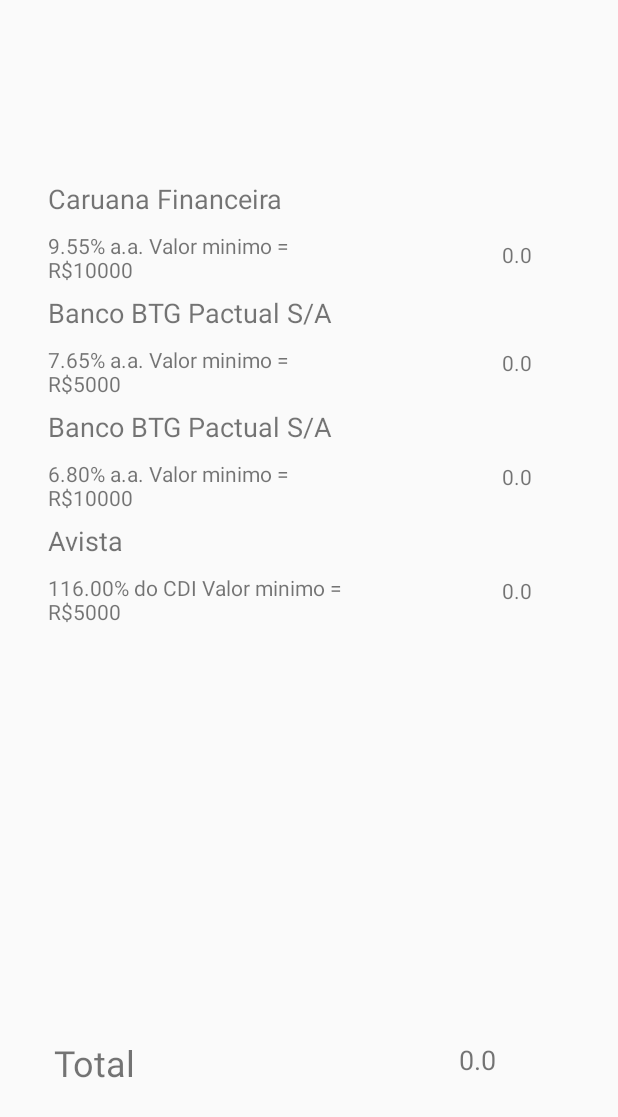
After one commit to brunocmo/Learn-2-Invest, an Android app: the low_portifolio_one screen opened directly, with no data from a screen before it, on a phone screen of 412 x 824 dp. The commit adds this screen. Shown: the top 1117 px of the screen. Run offline under Robolectric (Android 15) with nearby library versions, the phone set to English and light mode, and no system bars; 1 statement that could not run was skipped.

Commit message:
Risco baixo - Portifolio 1

```diff
--- a/telamain/src/main/AndroidManifest.xml
+++ b/telamain/src/main/AndroidManifest.xml
@@ -26,6 +26,8 @@
         </activity>
         <activity android:name=".HighRisk">
         </activity>
+        <activity android:name=".low_portifolio_one">
+        </activity>
     </application>
 
 </manifest>
--- a/telamain/src/main/java/com/a3s/learn2invest/DisplayMessageActivity.java
+++ b/telamain/src/main/java/com/a3s/learn2invest/DisplayMessageActivity.java
@@ -13,6 +13,13 @@ public class DisplayMessageActivity extends AppCompatActivity {
     protected void onCreate(Bundle savedInstanceState) {
         super.onCreate(savedInstanceState);
         setContentView(R.layout.activity_display_message);
+
+        Intent intent = getIntent();
+        String message = intent.getStringExtra(MainActivity.Montante_input);
+
+        TextView textView = findViewById(R.id.textView);
+        textView.setText(message);
+
     }
 
     public void goLowrisk(View view){
--- a/telamain/src/main/java/com/a3s/learn2invest/LowRisk.java
+++ b/telamain/src/main/java/com/a3s/learn2invest/LowRisk.java
@@ -1,7 +1,9 @@
 package com.a3s.learn2invest;
 
+import android.content.Intent;
 import android.support.v7.app.AppCompatActivity;
 import android.os.Bundle;
+import android.view.View;
 
 public class LowRisk extends AppCompatActivity {
 
@@ -11,7 +13,10 @@ public class LowRisk extends AppCompatActivity {
         setContentView(R.layout.activity_low_risk);
     }
 
-
+    public void goPort1(View view){
+        Intent intent = new Intent(this, low_portifolio_one.class);
+        startActivity(intent);
+    }
 
 
 }
--- a/telamain/src/main/java/com/a3s/learn2invest/MainActivity.java
+++ b/telamain/src/main/java/com/a3s/learn2invest/MainActivity.java
@@ -9,7 +9,9 @@ import android.widget.EditText;
 import static android.provider.AlarmClock.EXTRA_MESSAGE;
 
 public class MainActivity extends AppCompatActivity {
-    public static final String EXTRA_MESSAGE = "com.example.myfirstapp.MESSAGE";
+    public static final String Montante_input = "com.example.myfirstapp.MESSAGE";
+    public static String montante_final = "";
+    public static String periodo_final = "";
     @Override
     protected void onCreate(Bundle savedInstanceState) {
         super.onCreate(savedInstanceState);
@@ -20,9 +22,14 @@ public class MainActivity extends AppCompatActivity {
         Intent intent = new Intent(this, DisplayMessageActivity.class);
         EditText editText = (EditText) findViewById(R.id.editText2);
         String message = editText.getText().toString();
-        intent.putExtra(EXTRA_MESSAGE, message);
+        EditText editText1 = (EditText) findViewById(R.id.editText);
+        String message2 = editText1.getText().toString();
+        intent.putExtra(Montante_input, message);
+        montante_final = message;
+        periodo_final = message2;
         startActivity(intent);
 
     }
 
+
 }
--- /dev/null
+++ b/telamain/src/main/java/com/a3s/learn2invest/low_portifolio_one.java
@@ -0,0 +1,57 @@
+package com.a3s.learn2invest;
+
+import android.content.Intent;
+import android.support.v7.app.AppCompatActivity;
+import android.os.Bundle;
+import android.widget.TextView;
+
+import static com.a3s.learn2invest.MainActivity.montante_final;
+
+
+public class low_portifolio_one extends AppCompatActivity {
+
+
+
+    @Override
+    protected void onCreate(Bundle savedInstanceState) {
+        super.onCreate(savedInstanceState);
+        setContentView(R.layout.activity_low_portifolio_one);
+
+        double valor_low_one = Integer.parseInt(montante_final);
+
+        double valor_1 = valor_low_one*0.5;
+            String strValorOne = Double.toString(valor_1);
+        double valor_2 = valor_low_one*0.175;
+            String strValorTwo = Double.toString(valor_2);
+        double valor_3 = valor_low_one*0.25;
+            String strValorThree = Double.toString(valor_3);
+        double valor_4 = valor_low_one*0.175;
+            String strValorFour = Double.toString(valor_3);
+        double soma = valor_1 + valor_2 + valor_3 + valor_4;
+            String strSoma = Double.toString(soma);
+
+        TextView textView = findViewById(R.id.textView5);
+        textView.setText(montante_final);
+
+        TextView textView2 = findViewById(R.id.textView12);
+        textView2.setText(strValorOne);
+
+        TextView textView3 = findViewById(R.id.textView13);
+        textView3.setText(strValorTwo);
+
+        TextView textView4 = findViewById(R.id.textView14);
+        textView4.setText(strValorThree);
+
+        TextView textView5 = findViewById(R.id.textView15);
+        textView5.setText(strValorFour);
+
+        TextView textView6 = findViewById(R.id.textView16);
+        textView6.setText(strSoma);
+
+
+
+
+    }
+
+
+}
--- a/telamain/src/main/res/layout/activity_display_message.xml
+++ b/telamain/src/main/res/layout/activity_display_message.xml
@@ -31,4 +31,10 @@
             android:layout_marginTop="28dp"
             app:layout_constraintTop_toBottomOf="@+id/button3" app:layout_constraintHorizontal_bias="0.498"
             android:onClick="goModeraterisk"/>
+    <TextView
+            android:layout_width="120dp"
+            android:layout_height="60dp"
+            app:layout_constraintStart_toStartOf="parent" app:layout_constraintEnd_toEndOf="parent"
+            android:id="@+id/textView" app:layout_constraintHorizontal_bias="0.498" android:textSize="24sp"
+            app:layout_constraintTop_toTopOf="parent" android:layout_marginTop="32dp"/>
 </android.support.constraint.ConstraintLayout>
--- /dev/null
+++ b/telamain/src/main/res/layout/activity_low_portifolio_one.xml
@@ -0,0 +1,117 @@
+<?xml version="1.0" encoding="utf-8"?>
+<android.support.constraint.ConstraintLayout
+        xmlns:android="http://schemas.android.com/apk/res/android"
+        xmlns:tools="http://schemas.android.com/tools"
+        xmlns:app="http://schemas.android.com/apk/res-auto"
+        android:layout_width="match_parent"
+        android:layout_height="match_parent"
+        tools:context=".low_portifolio_one">
+
+    <TextView
+            android:text="@string/name_low_port1_1"
+            android:layout_width="209dp"
+            android:layout_height="34dp"
+            android:id="@+id/textView3" app:layout_constraintStart_toStartOf="parent" android:layout_marginLeft="32dp"
+            android:layout_marginStart="32dp" app:layout_constraintTop_toTopOf="parent"
+            android:layout_marginTop="120dp" android:textSize="18sp"/>
+    <TextView
+            android:text="@string/descript_low_port_1"
+            android:layout_width="197dp"
+            android:layout_height="34dp"
+            android:id="@+id/textView4"
+            app:layout_constraintTop_toBottomOf="@+id/textView3" app:layout_constraintStart_toStartOf="parent"
+            android:layout_marginLeft="32dp" android:layout_marginStart="32dp"/>
+    <TextView
+            android:layout_width="150dp"
+            android:layout_height="61dp"
+            android:id="@+id/textView5" app:layout_constraintTop_toTopOf="parent" android:layout_marginTop="36dp"
+            android:textSize="36sp" app:layout_constraintStart_toStartOf="parent"
+            android:layout_marginLeft="142dp" android:layout_marginStart="142dp"
+    />
+    <TextView
+            android:text="@string/name_low_port1_2"
+            android:layout_width="209dp"
+            android:layout_height="34dp"
+            android:id="@+id/textView6" app:layout_constraintStart_toStartOf="parent" android:layout_marginLeft="32dp"
+            android:layout_marginStart="32dp" android:textSize="18sp"
+            app:layout_constraintTop_toBottomOf="@+id/textView4" android:layout_marginTop="8dp"/>
+    <TextView
+            android:text="@string/descript_low_port1_2"
+            android:layout_width="197dp"
+            android:layout_height="34dp"
+            android:id="@+id/textView7" app:layout_constraintStart_toStartOf="parent" android:layout_marginLeft="32dp"
+            android:layout_marginStart="32dp" app:layout_constraintTop_toBottomOf="@+id/textView6"/>
+    <TextView
+            android:text="@string/name_low_port1_2"
+            android:layout_width="209dp"
+            android:layout_height="34dp"
+            android:id="@+id/textView8" app:layout_constraintStart_toStartOf="parent" android:layout_marginLeft="32dp"
+            android:layout_marginStart="32dp" app:layout_constraintTop_toBottomOf="@+id/textView7"
+            android:layout_marginTop="8dp" android:textSize="18sp"/>
+    <TextView
+            android:text="@string/descript_low_port1_3"
+            android:layout_width="197dp"
+            android:layout_height="34dp"
+            android:id="@+id/textView9"
+            app:layout_constraintTop_toBottomOf="@+id/textView8" app:layout_constraintStart_toStartOf="parent"
+            android:layout_marginLeft="32dp" android:layout_marginStart="32dp"/>
+    <TextView
+            android:text="@string/name_low_port1_3"
+            android:layout_width="209dp"
+            android:layout_height="34dp"
+            android:id="@+id/textView10"
+            app:layout_constraintTop_toBottomOf="@+id/textView9" app:layout_constraintStart_toStartOf="parent"
+            android:layout_marginLeft="32dp" android:layout_marginStart="32dp" android:layout_marginTop="8dp"
+            android:textSize="18sp"/>
+    <TextView
+            android:text="@string/descript_low_port1_4"
+            android:layout_width="197dp"
+            android:layout_height="34dp"
+            android:id="@+id/textView11"
+            app:layout_constraintTop_toBottomOf="@+id/textView10" app:layout_constraintStart_toStartOf="parent"
+            android:layout_marginLeft="32dp" android:layout_marginStart="32dp"/>
+    <TextView
+            android:layout_width="61dp"
+            android:layout_height="32dp"
+            android:id="@+id/textView12" android:layout_marginEnd="8dp" android:layout_marginRight="8dp"
+            app:layout_constraintEnd_toEndOf="parent" app:layout_constraintStart_toEndOf="@+id/textView4"
+            android:layout_marginLeft="16dp" android:layout_marginStart="16dp"
+            app:layout_constraintHorizontal_bias="0.92" app:layout_constraintTop_toTopOf="parent"
+            android:layout_marginTop="160dp"/>
+    <TextView
+            android:layout_width="61dp"
+            android:layout_height="32dp" android:layout_marginRight="8dp"
+            android:layout_marginEnd="8dp" app:layout_constraintEnd_toEndOf="parent" android:id="@+id/textView13"
+            app:layout_constraintStart_toEndOf="@+id/textView7" android:layout_marginLeft="16dp"
+            android:layout_marginStart="16dp" app:layout_constraintHorizontal_bias="0.92"
+            android:layout_marginTop="40dp" app:layout_constraintTop_toBottomOf="@+id/textView12"/>
+    <TextView
+            android:layout_width="61dp"
+            android:layout_height="32dp"
+            android:id="@+id/textView14" android:layout_marginEnd="8dp"
+            android:layout_marginRight="8dp" app:layout_constraintEnd_toEndOf="parent" android:layout_marginTop="44dp"
+            app:layout_constraintTop_toBottomOf="@+id/textView13" app:layout_constraintStart_toEndOf="@+id/textView9"
+            android:layout_marginLeft="16dp" android:layout_marginStart="16dp"
+            app:layout_constraintHorizontal_bias="0.92"/>
+    <TextView
+            android:layout_width="61dp"
+            android:layout_height="32dp" android:layout_marginRight="8dp"
+            android:layout_marginEnd="8dp" app:layout_constraintEnd_toEndOf="parent" android:id="@+id/textView15"
+            android:layout_marginTop="44dp" app:layout_constraintTop_toBottomOf="@+id/textView14"
+            app:layout_constraintStart_toEndOf="@+id/textView11" android:layout_marginLeft="16dp"
+            android:layout_marginStart="16dp" app:layout_constraintHorizontal_bias="0.92"/>
+    <TextView
+            android:layout_width="70dp"
+            android:layout_height="40dp" android:layout_marginRight="16dp"
+            android:layout_marginEnd="16dp" app:layout_constraintEnd_toEndOf="parent" android:id="@+id/textView16"
+            app:layout_constraintBottom_toBottomOf="parent" android:layout_marginBottom="90dp"
+            app:layout_constraintStart_toEndOf="@+id/textView17" android:layout_marginLeft="16dp"
+            android:layout_marginStart="16dp" app:layout_constraintHorizontal_bias="0.86" android:textSize="18sp"/>
+    <TextView
+            android:text="@string/show_total"
+            android:layout_width="129dp"
+            android:layout_height="42dp"
+            android:id="@+id/textView17" app:layout_constraintStart_toStartOf="parent" android:layout_marginLeft="36dp"
+            android:layout_marginStart="36dp" android:textSize="24sp" app:layout_constraintBottom_toBottomOf="parent"
+            android:layout_marginBottom="90dp"/>
+</android.support.constraint.ConstraintLayout>
--- a/telamain/src/main/res/layout/activity_low_risk.xml
+++ b/telamain/src/main/res/layout/activity_low_risk.xml
@@ -13,7 +13,7 @@
             android:layout_height="wrap_content"
             app:layout_constraintStart_toStartOf="parent" app:layout_constraintEnd_toEndOf="parent"
             android:id="@+id/button6" app:layout_constraintTop_toTopOf="parent" android:layout_marginTop="126dp"
-    />
+            android:onClick="goPort1"/>
     <Button
             android:text="@string/button_low_two"
             android:layout_width="320dp"
--- a/telamain/src/main/res/layout/activity_main.xml
+++ b/telamain/src/main/res/layout/activity_main.xml
@@ -10,23 +10,22 @@
     <EditText
             android:layout_width="wrap_content"
             android:layout_height="0dp"
-            android:inputType="textPersonName"
             android:ems="10"
             android:id="@+id/editText2"
             android:hint="@string/edit_messsage" app:layout_constraintStart_toStartOf="parent"
             android:layout_marginLeft="32dp" android:layout_marginStart="32dp" app:layout_constraintTop_toTopOf="parent"
-            android:layout_marginTop="212dp"/>
+            android:layout_marginTop="212dp" android:inputType="number"/>
     <Button
             android:text="@string/button_send"
             android:layout_width="126dp"
             android:layout_height="0dp"
             android:id="@+id/button"
             android:onClick="sendMessage"
-            app:layout_constraintBottom_toBottomOf="parent"
-            android:layout_marginBottom="240dp"
-            app:layout_constraintStart_toStartOf="parent" android:layout_marginLeft="32dp"
-            android:layout_marginStart="32dp" app:layout_constraintEnd_toStartOf="@+id/button2"
-            android:layout_marginEnd="8dp" android:layout_marginRight="8dp"/>
+            app:layout_constraintStart_toStartOf="parent"
+            android:layout_marginLeft="64dp" android:layout_marginStart="64dp"
+            app:layout_constraintEnd_toStartOf="@+id/button2" android:layout_marginEnd="39dp"
+            android:layout_marginRight="39dp" app:layout_constraintBottom_toBottomOf="parent"
+            android:layout_marginBottom="240dp"/>
     <EditText
             android:layout_width="wrap_content"
             android:layout_height="0dp"
--- a/telamain/src/main/res/values/strings.xml
+++ b/telamain/src/main/res/values/strings.xml
@@ -16,4 +16,12 @@
     <string name="button_low_four">Portifólio 4</string>
     <string name="button_low_five">Portifólio 5</string>
     <string name="button_low_six">Portifólio 6</string>
+    <string name="name_low_port1_1">Caruana Financeira</string>
+    <string name="descript_low_port_1">9.55% a.a. Valor minimo = R$10000</string>
+    <string name="name_low_port1_2">Banco BTG Pactual S/A</string>
+    <string name="descript_low_port1_2">7.65% a.a. Valor minimo = R$5000</string>
+    <string name="descript_low_port1_3">6.80% a.a. Valor minimo = R$10000</string>
+    <string name="name_low_port1_3">Avista</string>
+    <string name="descript_low_port1_4">116.00% do CDI Valor minimo = R$5000</string>
+    <string name="show_total">Total</string>
 </resources>
```
